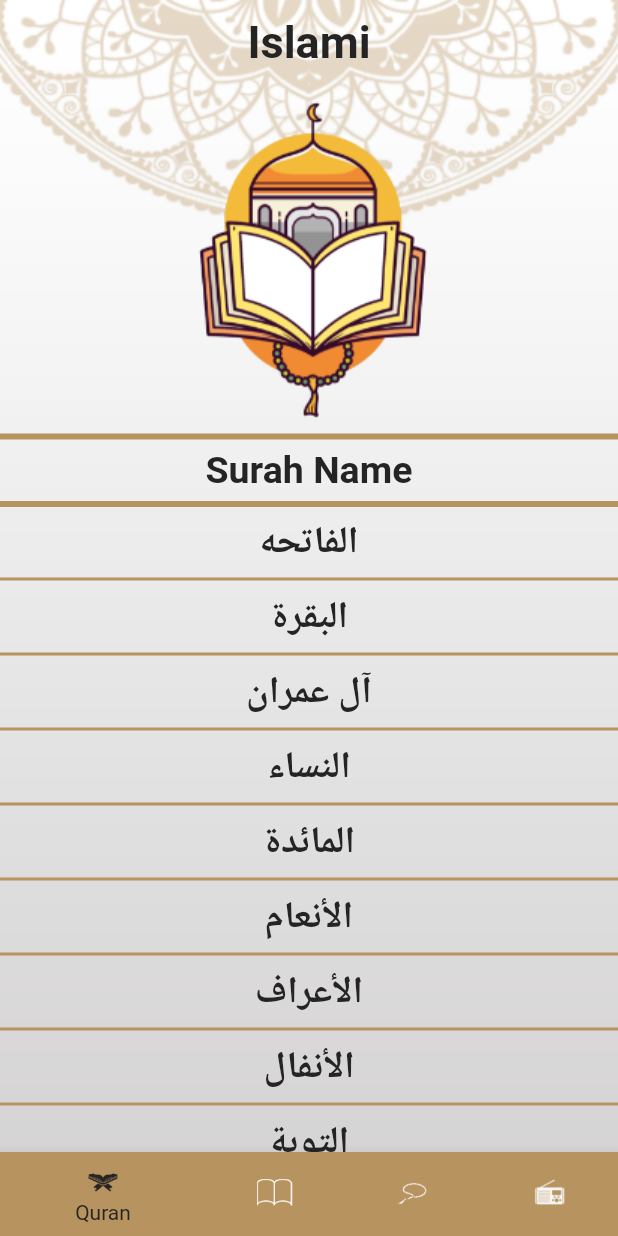
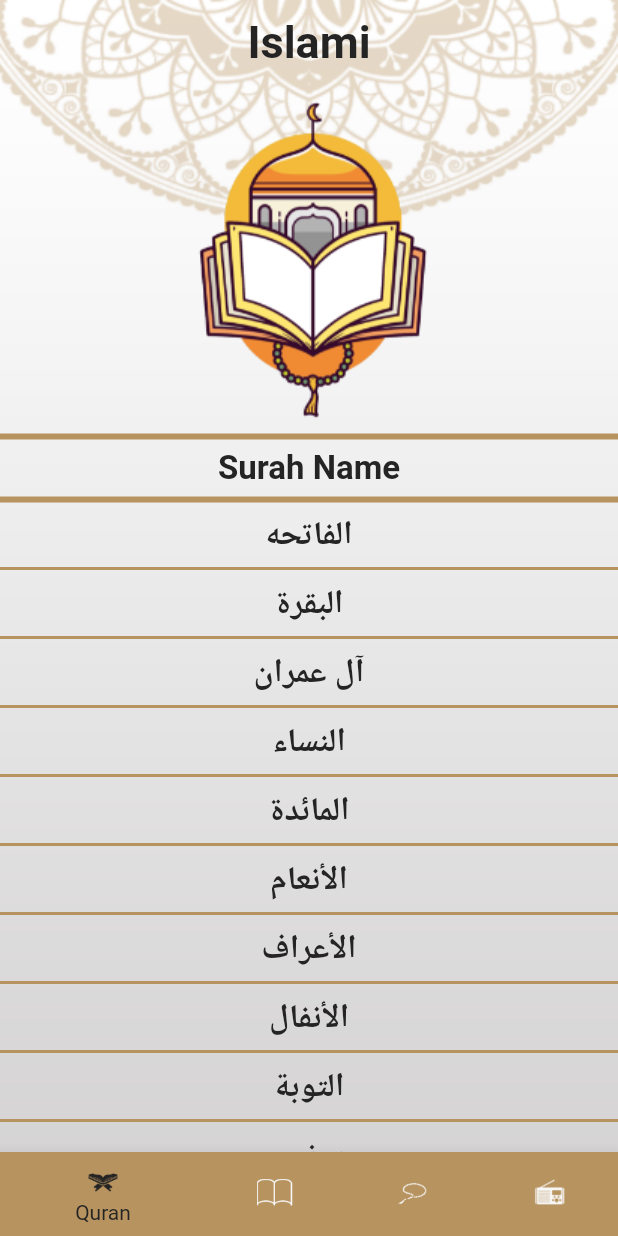
Before and after one commit to melsayed7/islami_app, a Flutter app: the screen it shows after launch, on a phone screen of 412 x 824 dp. Run offline on Flutter 3.47's test engine with Material 2 defaults, Android fonts, the phone set to English and light mode, and no system bars.

```diff
--- a/lib/home_screen/quran/quran.dart
+++ b/lib/home_screen/quran/quran.dart
@@ -133,10 +133,7 @@ class QuranScreen extends StatelessWidget {
         ),
         Text(
           'Surah Name',
-          style: Theme.of(context)
-              .textTheme
-              .headline1
-              ?.copyWith(fontSize: 25, fontWeight: FontWeight.w700),
+          style: Theme.of(context).textTheme.headline2,
         ),
         Divider(
           color: MyTheme.goldColor,
--- a/lib/home_screen/quran/surah_name.dart
+++ b/lib/home_screen/quran/surah_name.dart
@@ -18,9 +18,7 @@ class SurahName extends StatelessWidget {
       },
       child: Text(
         name,
-        style: Theme.of(context).textTheme.headline1?.copyWith(
-              fontSize: 25,
-            ),
+        style: Theme.of(context).textTheme.headline2,
         textAlign: TextAlign.center,
       ),
     );
--- a/lib/my_theme.dart
+++ b/lib/my_theme.dart
@@ -19,11 +19,15 @@ class MyTheme {
     ),
     textTheme: TextTheme(
       headline1: TextStyle(
-        color: blackColor,
-        fontSize: 30,
-        fontWeight: FontWeight.bold,
-      ),
-    ),
+          color: blackColor,
+          fontSize: 30,
+          fontWeight: FontWeight.bold,
+        ),
+        headline2: TextStyle(
+          color: blackColor,
+          fontSize: 22,
+          fontWeight: FontWeight.w700,
+        )),
     bottomNavigationBarTheme: BottomNavigationBarThemeData(
       selectedItemColor: blackColor,
       unselectedItemColor: whiteColor,
```
Also changed, not shown: lib/home_screen/sebah/sebah.dart (+55 -3 lines), 2 other files.
